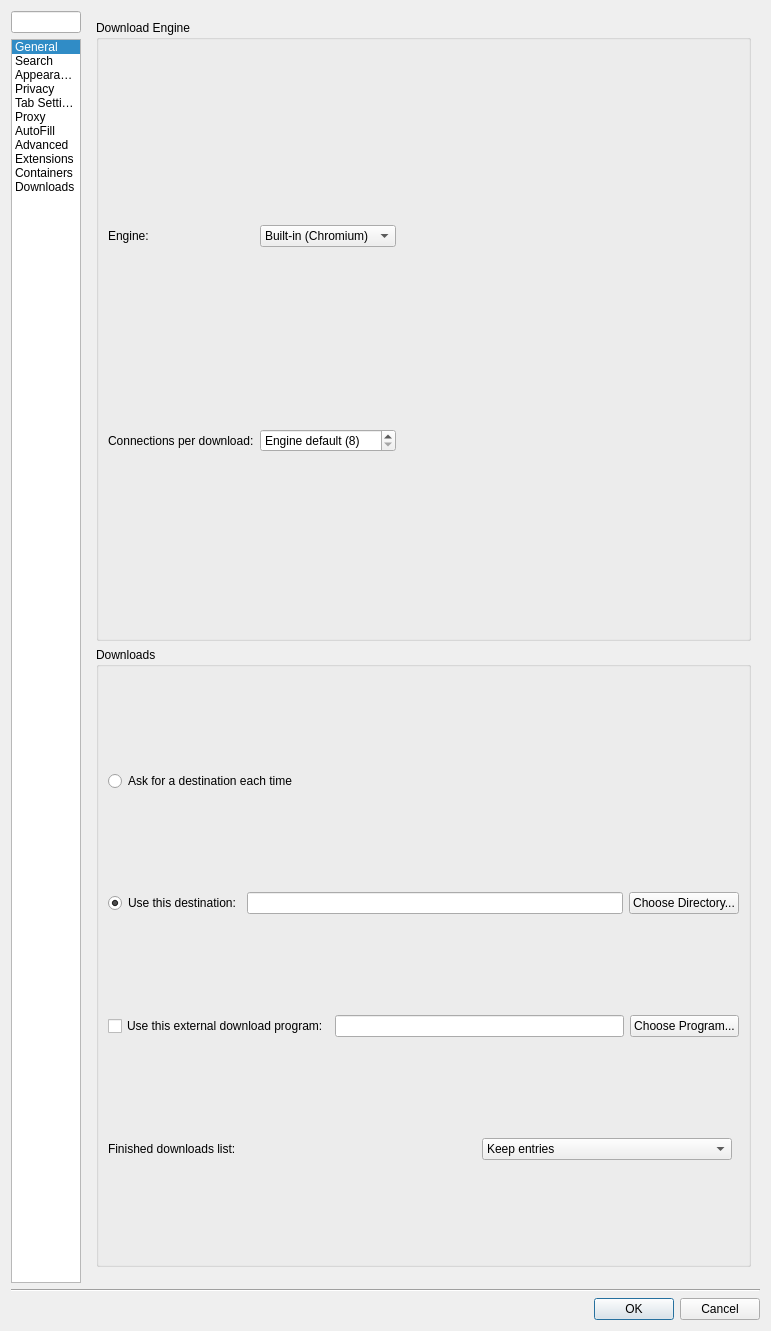
Before: the Qt Designer form src/settings.ui in IT-Space-2026/arktos, drawn with Qt 5.
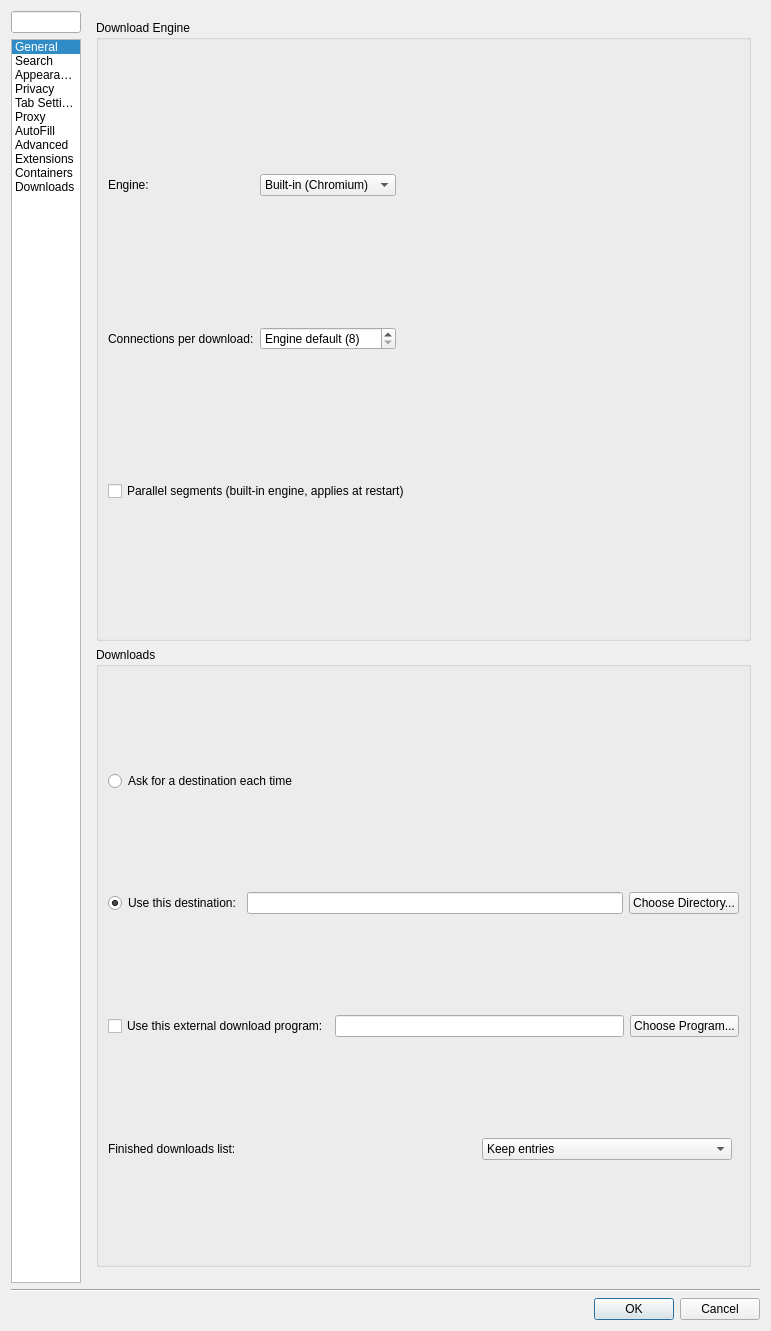
After: the same form once the commit is applied. The open tabs and pages were chosen to show the change. Custom widgets are drawn as their Qt base class.

Commit message: DLACC02: built-in-engine parallel downloads via ParallelDownloading

Diff of the .ui file:
```diff
--- a/src/settings.ui
+++ b/src/settings.ui
@@ -3133,6 +3133,19 @@
             </property>
            </widget>
           </item>
+          <item row="2" column="0" colspan="3">
+           <widget class="QCheckBox" name="downloadParallelSegments">
+            <property name="accessibleName">
+             <string>Parallel download segments</string>
+            </property>
+            <property name="toolTip">
+             <string>Splits downloads on the built-in (Chromium) engine into parallel byte-range requests when the server accepts ranges. The engine flag latches at startup, so the change applies on the next launch; it also applies in Tor windows where the engine path stays proxied.</string>
+            </property>
+            <property name="text">
+             <string>Parallel segments (built-in engine, applies at restart)</string>
+            </property>
+           </widget>
+          </item>
          </layout>
         </widget>
        </item>
```
Left out of the diff: 1 changed line with no effect on the pictures. The commit also changes 12 other files.
